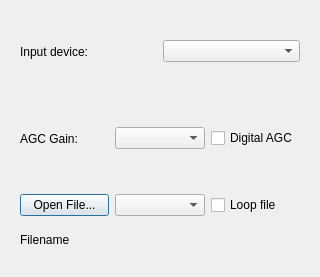
KejPi/AbracaDABra, file gui/setupdialog.ui: the form before one commit.
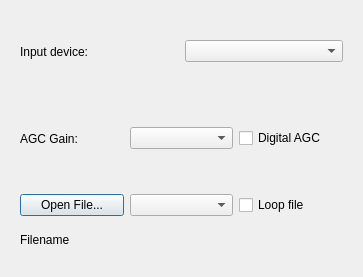
The form after the commit.

```diff
--- a/gui/setupdialog.ui
+++ b/gui/setupdialog.ui
@@ -6,7 +6,7 @@
    <rect>
     <x>0</x>
     <y>0</y>
-    <width>320</width>
+    <width>363</width>
     <height>277</height>
    </rect>
   </property>
```
